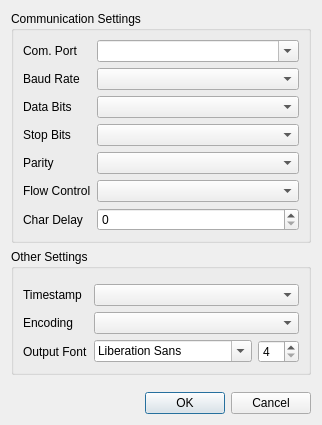
The window that settingsdialog.ui (pavelrangelov/niterm) describes before a commit, drawn with Qt 5.
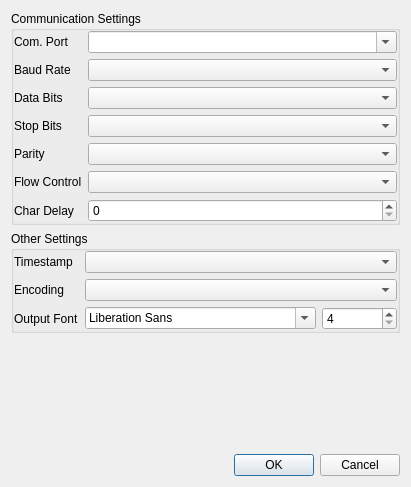
The same window after the commit.

The edit to the form file:
```diff
--- a/settingsdialog.ui
+++ b/settingsdialog.ui
@@ -6,55 +6,52 @@
    <rect>
     <x>0</x>
     <y>0</y>
-    <width>322</width>
-    <height>425</height>
+    <width>411</width>
+    <height>487</height>
    </rect>
   </property>
   <property name="windowTitle">
    <string>Settings Dialog</string>
   </property>
-  <layout class="QVBoxLayout" name="verticalLayout_2">
+  <layout class="QVBoxLayout" name="verticalLayout">
    <item>
     <widget class="QGroupBox" name="groupComSettings">
      <property name="title">
       <string>Communication Settings</string>
      </property>
-     <layout class="QGridLayout" name="gridLayout">
-      <item row="5" column="1">
-       <widget class="QComboBox" name="comboFlowControl">
-        <property name="sizePolicy">
-         <sizepolicy hsizetype="Expanding" vsizetype="Fixed">
-          <horstretch>0</horstretch>
-          <verstretch>0</verstretch>
-         </sizepolicy>
-        </property>
-       </widget>
-      </item>
-      <item row="2" column="1">
-       <widget class="QComboBox" name="comboDataBits">
-        <property name="sizePolicy">
-         <sizepolicy hsizetype="Expanding" vsizetype="Fixed">
-          <horstretch>0</horstretch>
-          <verstretch>0</verstretch>
-         </sizepolicy>
-        </property>
-       </widget>
-      </item>
-      <item row="6" column="0">
-       <widget class="QLabel" name="labelCharDelay">
+     <layout class="QHBoxLayout" name="horizontalLayout_4">
+      <property name="leftMargin">
+       <number>0</number>
+      </property>
+      <property name="topMargin">
+       <number>0</number>
+      </property>
+      <property name="rightMargin">
+       <number>0</number>
+      </property>
+      <property name="bottomMargin">
+       <number>0</number>
+      </property>
+      <item>
+       <layout class="QFormLayout" name="formLayout_2">
+        <item row="0" column="0">
+         <widget class="QLabel" name="labelComPort">
         <property name="text">
-         <string>Char Delay</string>
+           <string>Com. Port</string>
         </property>
        </widget>
       </item>
-      <item row="1" column="1">
-       <widget class="QComboBox" name="comboBaudRate">
+        <item row="0" column="1">
+         <widget class="QComboBox" name="comboComPort">
         <property name="sizePolicy">
          <sizepolicy hsizetype="Expanding" vsizetype="Fixed">
           <horstretch>0</horstretch>
           <verstretch>0</verstretch>
          </sizepolicy>
         </property>
+          <property name="editable">
+           <bool>true</bool>
+          </property>
        </widget>
       </item>
       <item row="1" column="0">
@@ -64,6 +61,16 @@
         </property>
        </widget>
       </item>
+        <item row="1" column="1">
+         <widget class="QComboBox" name="comboBaudRate">
+          <property name="sizePolicy">
+           <sizepolicy hsizetype="Expanding" vsizetype="Fixed">
+            <horstretch>0</horstretch>
+            <verstretch>0</verstretch>
+           </sizepolicy>
+          </property>
+         </widget>
+        </item>
       <item row="2" column="0">
        <widget class="QLabel" name="labelDataBits">
         <property name="text">
@@ -71,8 +78,8 @@
         </property>
        </widget>
       </item>
-      <item row="4" column="1">
-       <widget class="QComboBox" name="comboParity">
+        <item row="2" column="1">
+         <widget class="QComboBox" name="comboDataBits">
         <property name="sizePolicy">
          <sizepolicy hsizetype="Expanding" vsizetype="Fixed">
           <horstretch>0</horstretch>
@@ -81,33 +88,6 @@
         </property>
        </widget>
       </item>
-      <item row="5" column="0">
-       <widget class="QLabel" name="labelFlowControl">
-        <property name="text">
-         <string>Flow Control</string>
-        </property>
-       </widget>
-      </item>
-      <item row="0" column="1">
-       <widget class="QComboBox" name="comboComPort">
-        <property name="sizePolicy">
-         <sizepolicy hsizetype="Expanding" vsizetype="Fixed">
-          <horstretch>0</horstretch>
-          <verstretch>0</verstretch>
-         </sizepolicy>
-        </property>
-        <property name="editable">
-         <bool>true</bool>
-        </property>
-       </widget>
-      </item>
-      <item row="0" column="0">
-       <widget class="QLabel" name="labelComPort">
-        <property name="text">
-         <string>Com. Port</string>
-        </property>
-       </widget>
-      </item>
       <item row="3" column="0">
        <widget class="QLabel" name="labelStopBits">
         <property name="text">
@@ -132,6 +112,40 @@
         </property>
        </widget>
       </item>
+        <item row="4" column="1">
+         <widget class="QComboBox" name="comboParity">
+          <property name="sizePolicy">
+           <sizepolicy hsizetype="Expanding" vsizetype="Fixed">
+            <horstretch>0</horstretch>
+            <verstretch>0</verstretch>
+           </sizepolicy>
+          </property>
+         </widget>
+        </item>
+        <item row="5" column="0">
+         <widget class="QLabel" name="labelFlowControl">
+          <property name="text">
+           <string>Flow Control</string>
+          </property>
+         </widget>
+        </item>
+        <item row="5" column="1">
+         <widget class="QComboBox" name="comboFlowControl">
+          <property name="sizePolicy">
+           <sizepolicy hsizetype="Expanding" vsizetype="Fixed">
+            <horstretch>0</horstretch>
+            <verstretch>0</verstretch>
+           </sizepolicy>
+          </property>
+         </widget>
+        </item>
+        <item row="6" column="0">
+         <widget class="QLabel" name="labelCharDelay">
+          <property name="text">
+           <string>Char Delay</string>
+          </property>
+         </widget>
+        </item>
       <item row="6" column="1">
        <widget class="QSpinBox" name="spinCharDelay">
         <property name="sizePolicy">
@@ -143,6 +157,8 @@
        </widget>
       </item>
      </layout>
+      </item>
+     </layout>
     </widget>
    </item>
    <item>
@@ -150,21 +166,12 @@
      <property name="title">
       <string>Other Settings</string>
      </property>
-     <layout class="QVBoxLayout" name="verticalLayout">
-      <item>
-       <widget class="QFrame" name="frame_3">
-        <property name="frameShape">
-         <enum>QFrame::NoFrame</enum>
-        </property>
-        <property name="frameShadow">
-         <enum>QFrame::Plain</enum>
-        </property>
-        <layout class="QGridLayout" name="gridLayout_2">
+     <layout class="QHBoxLayout" name="horizontalLayout_2">
          <property name="leftMargin">
           <number>0</number>
          </property>
          <property name="topMargin">
-          <number>6</number>
+       <number>0</number>
          </property>
          <property name="rightMargin">
           <number>0</number>
@@ -172,6 +179,18 @@
          <property name="bottomMargin">
           <number>0</number>
          </property>
+      <item>
+       <layout class="QFormLayout" name="formLayout">
+        <item row="0" column="0">
+         <widget class="QLabel" name="labelTimestamp">
+          <property name="text">
+           <string>Timestamp</string>
+          </property>
+         </widget>
+        </item>
+        <item row="0" column="1">
+         <widget class="QComboBox" name="comboTimestamp"/>
+        </item>
          <item row="1" column="0">
           <widget class="QLabel" name="labelEncoding">
            <property name="text">
@@ -180,14 +199,7 @@
           </widget>
          </item>
          <item row="1" column="1">
-          <widget class="QComboBox" name="comboEncoding">
-           <property name="sizePolicy">
-            <sizepolicy hsizetype="MinimumExpanding" vsizetype="Fixed">
-             <horstretch>0</horstretch>
-             <verstretch>0</verstretch>
-            </sizepolicy>
-           </property>
-          </widget>
+         <widget class="QComboBox" name="comboEncoding"/>
          </item>
          <item row="2" column="0">
           <widget class="QLabel" name="labelOutputFont">
@@ -197,41 +209,9 @@
           </widget>
          </item>
          <item row="2" column="1">
-          <widget class="QFrame" name="frame_2">
-           <property name="sizePolicy">
-            <sizepolicy hsizetype="Ignored" vsizetype="Preferred">
-             <horstretch>0</horstretch>
-             <verstretch>0</verstretch>
-            </sizepolicy>
-           </property>
-           <property name="frameShape">
-            <enum>QFrame::NoFrame</enum>
-           </property>
-           <property name="frameShadow">
-            <enum>QFrame::Plain</enum>
-           </property>
-           <layout class="QHBoxLayout" name="horizontalLayout_2">
-            <property name="leftMargin">
-             <number>0</number>
-            </property>
-            <property name="topMargin">
-             <number>0</number>
-            </property>
-            <property name="rightMargin">
-             <number>0</number>
-            </property>
-            <property name="bottomMargin">
-             <number>0</number>
-            </property>
+         <layout class="QHBoxLayout" name="horizontalLayout_3">
             <item>
-             <widget class="QFontComboBox" name="fontComboBox">
-              <property name="sizePolicy">
-               <sizepolicy hsizetype="MinimumExpanding" vsizetype="Fixed">
-                <horstretch>0</horstretch>
-                <verstretch>0</verstretch>
-               </sizepolicy>
-              </property>
-             </widget>
+           <widget class="QFontComboBox" name="fontComboBox"/>
             </item>
             <item>
              <widget class="QSpinBox" name="spinFontSize">
@@ -241,20 +221,8 @@
              </widget>
             </item>
            </layout>
-          </widget>
-         </item>
-         <item row="0" column="0">
-          <widget class="QLabel" name="labelTimestamp">
-           <property name="text">
-            <string>Timestamp</string>
-           </property>
-          </widget>
-         </item>
-         <item row="0" column="1">
-          <widget class="QComboBox" name="comboTimestamp"/>
-         </item>
-        </layout>
-       </widget>
+        </item>
+       </layout>
       </item>
      </layout>
     </widget>
@@ -273,26 +241,7 @@
     </spacer>
    </item>
    <item>
-    <widget class="QFrame" name="frame">
-     <property name="frameShape">
-      <enum>QFrame::NoFrame</enum>
-     </property>
-     <property name="frameShadow">
-      <enum>QFrame::Plain</enum>
-     </property>
      <layout class="QHBoxLayout" name="horizontalLayout">
-      <property name="leftMargin">
-       <number>0</number>
-      </property>
-      <property name="topMargin">
-       <number>0</number>
-      </property>
-      <property name="rightMargin">
-       <number>0</number>
-      </property>
-      <property name="bottomMargin">
-       <number>0</number>
-      </property>
       <item>
        <spacer name="horizontalSpacer">
         <property name="orientation">
@@ -324,7 +273,6 @@
        </widget>
       </item>
      </layout>
-    </widget>
    </item>
   </layout>
  </widget>
```
Left out of the diff: 6 changed lines with no effect on the pictures. Lines whose indentation alone changed are shown as unchanged.
